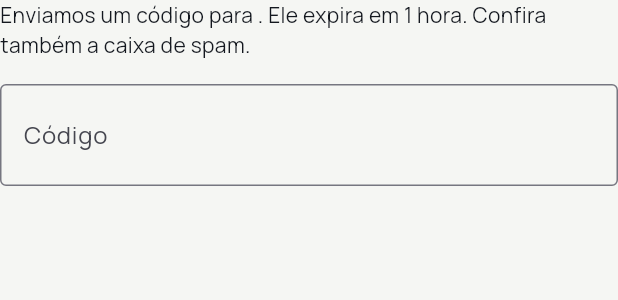
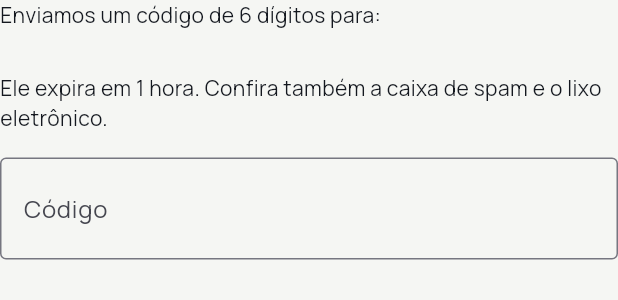
Before and after one commit to fernandoamandio/APP_RECRUTADOR, a Flutter app: the EmailCodeField widget shown alone on an empty page, opened directly with empty values, on a phone screen of 412 x 824 dp. Shown: the top 300 px of the screen. Run offline on Flutter 3.47's test engine with Material 3 defaults, Android fonts, the phone set to English and light mode, and no system bars; our stand-ins replace file_picker, flutter_local_notifications, flutter_riverpod, go_router, google_fonts, shared_preferences and 1 more; missing offline and left inert: workmanager; accounts and stored records are empty; network calls fail; statements that could not run were skipped.

Commit message:
Tela do código: e-mail em linha própria, sem o ponto final colado no endereço
Co-Authored-By: Claude Opus 5.5 <noreply@anthropic.com>
Claude-Session: https://claude.ai/code/session_01Hnjqss25FoALrfYXVbUjxb

```diff
--- a/app/lib/auth/password_widgets.dart
+++ b/app/lib/auth/password_widgets.dart
@@ -97,7 +97,12 @@ class EmailCodeField extends StatelessWidget {
   @override
   Widget build(BuildContext context) {
     return Column(crossAxisAlignment: CrossAxisAlignment.start, children: [
-      Text('Enviamos um código para $email. Ele expira em 1 hora. Confira também a caixa de spam.'),
+      // E-mail em linha própria: com o ponto final logo depois, parecia fazer parte do endereço
+      const Text('Enviamos um código de 6 dígitos para:'),
+      const SizedBox(height: 4),
+      SelectableText(email, style: const TextStyle(fontWeight: FontWeight.w700)),
+      const SizedBox(height: 4),
+      const Text('Ele expira em 1 hora. Confira também a caixa de spam e o lixo eletrônico.'),
       const SizedBox(height: 16),
       TextField(
         controller: controller,
--- a/app/lib/features/auth/sign_up_screen.dart
+++ b/app/lib/features/auth/sign_up_screen.dart
@@ -86,7 +86,7 @@ class _SignUpScreenState extends State<SignUpScreen> {
 
   Future<void> _resend({bool silent = false}) => _run(() async {
         await authService.auth.resend(type: OtpType.signup, email: _emailValue);
-        if (!silent && mounted) showError(context, 'Enviamos um novo código para $_emailValue.');
+        if (!silent && mounted) showError(context, 'Novo código enviado para $_emailValue');
       });
 
   @override
```
